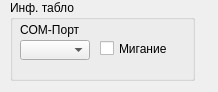
Old version of the form m_cfg/tablo_widget.ui in the repository xXRadioHeadXx/start7.
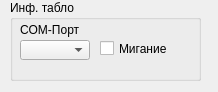
New version of the form.

What changed in the file:
```diff
--- a/m_cfg/tablo_widget.ui
+++ b/m_cfg/tablo_widget.ui
@@ -18,7 +18,7 @@
     <rect>
      <x>10</x>
      <y>0</y>
-     <width>185</width>
+     <width>191</width>
      <height>81</height>
     </rect>
    </property>
@@ -65,7 +65,7 @@
      <rect>
       <x>90</x>
       <y>40</y>
-      <width>70</width>
+      <width>91</width>
       <height>17</height>
      </rect>
     </property>
```
